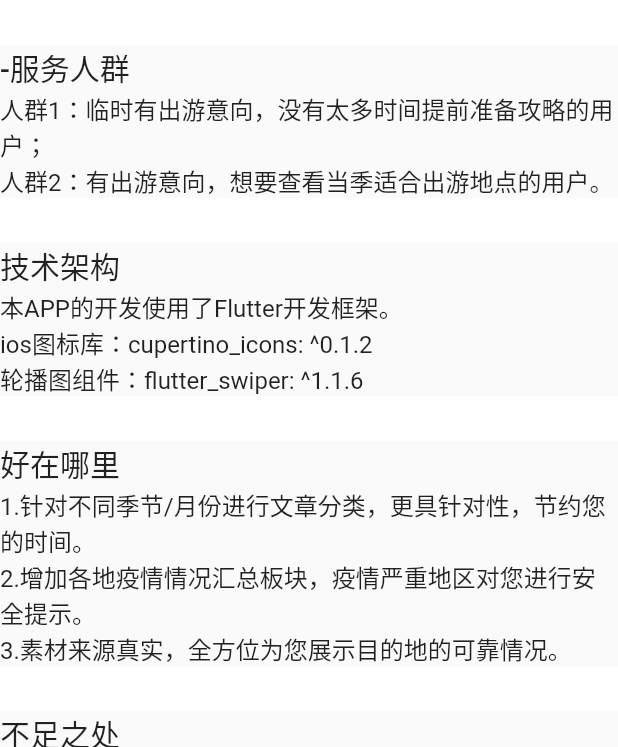
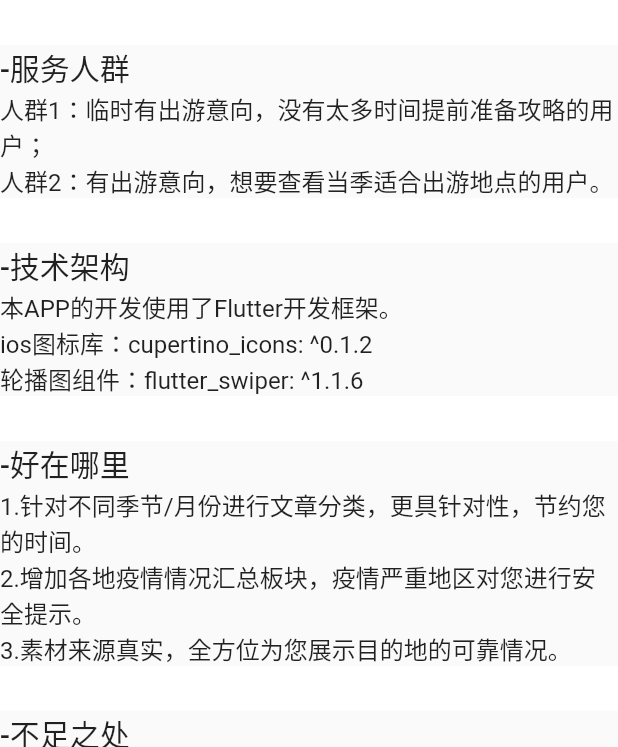
Before and after one commit to PerfectZyx/SunnyTravel, a Flutter app: the AboutappPage screen opened directly, on a phone screen of 412 x 824 dp, the part 489-1236 px from its top. Run offline on Flutter 3.47's test engine with Material 2 defaults, Android fonts, the phone set to English and light mode, and no system bars; our stand-ins replace flutter_swiper.

Commit message:
Revise code.

```diff
--- a/lib/introductions/AboutApp.dart
+++ b/lib/introductions/AboutApp.dart
@@ -57,7 +57,7 @@ class AboutappPage extends StatelessWidget {
             ),
             Container(
               width: size.width,
-              child: Text('技术架构',
+              child: Text('-技术架构',
                   textAlign: TextAlign.left,
                   style:
                       TextStyle(fontSize: 20.0, fontWeight: FontWeight.w500)),
@@ -76,7 +76,7 @@ class AboutappPage extends StatelessWidget {
             ),
             Container(
               width: size.width,
-              child: Text('好在哪里',
+              child: Text('-好在哪里',
                   textAlign: TextAlign.left,
                   style:
                       TextStyle(fontSize: 20.0, fontWeight: FontWeight.w500)),
@@ -97,7 +97,7 @@ class AboutappPage extends StatelessWidget {
             ),
             Container(
               width: size.width,
-              child: Text('不足之处',
+              child: Text('-不足之处',
                   textAlign: TextAlign.left,
                   style:
                       TextStyle(fontSize: 20.0, fontWeight: FontWeight.w500)),
```
